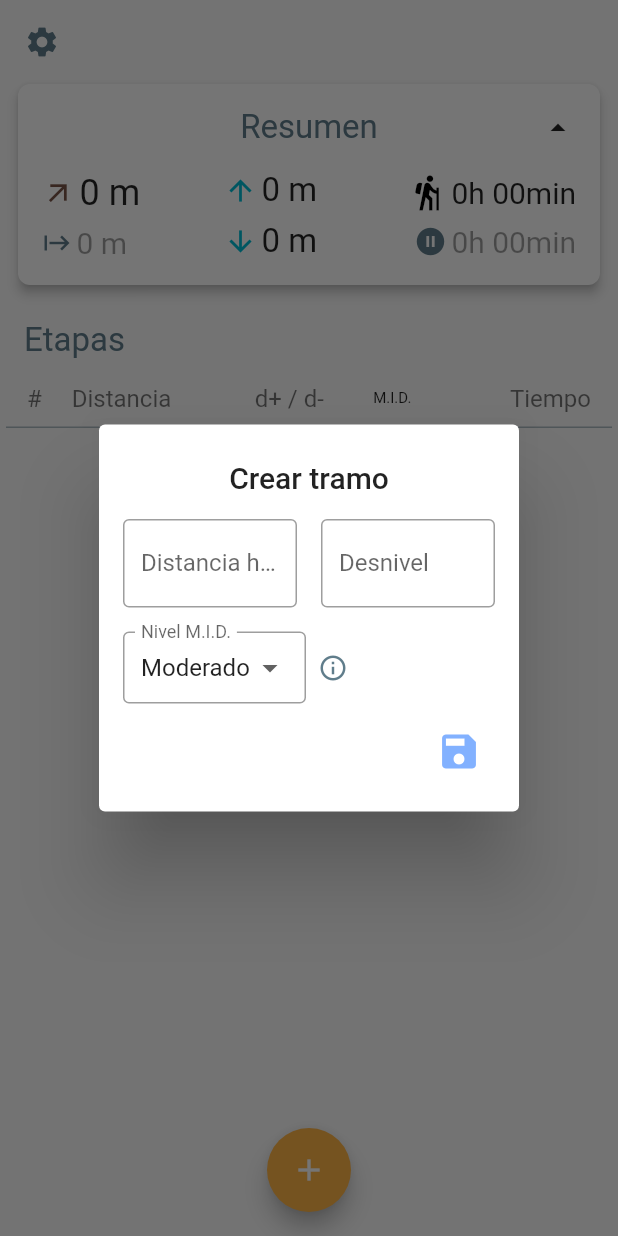
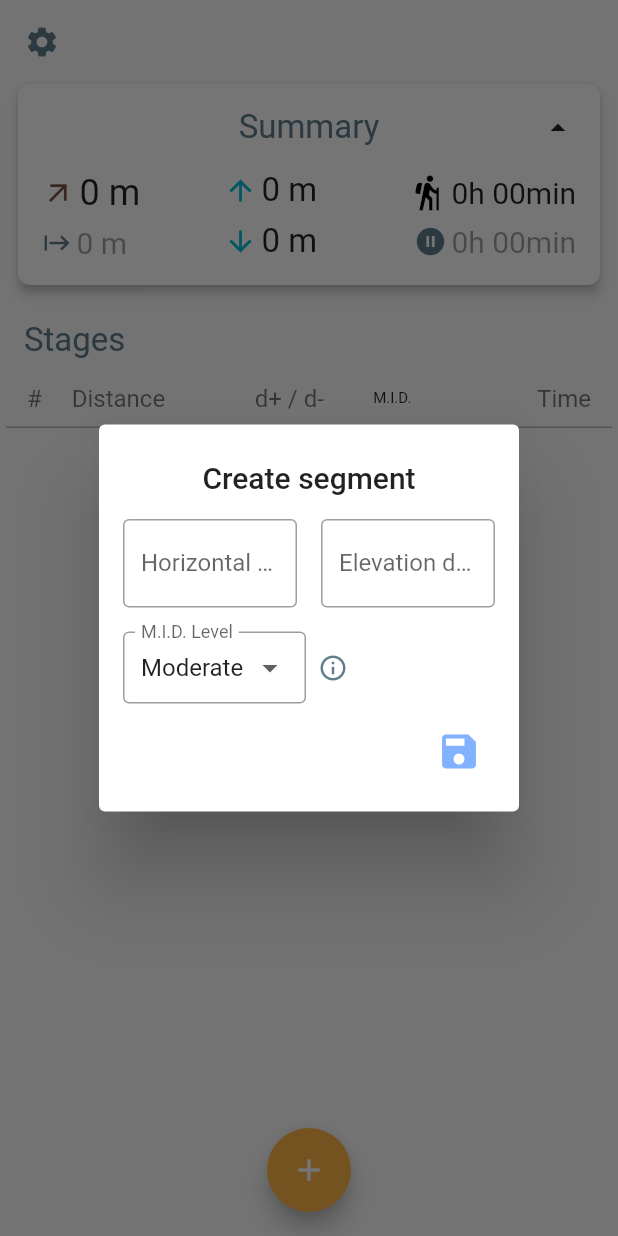
Before and after one commit to pcba-dev/Kilian, a Flutter app: the screen it shows after launch, after a tap on the "arrow drop up" icon, after a tap on the "arrow drop down" icon, after a tap on the "add" icon, on a phone screen of 412 x 824 dp. Run offline on Flutter 3.47's test engine with Material 2 defaults, Android fonts, the phone set to English and light mode, and no system bars; our stand-ins replace flutter_redux, go_router, redux, responsive_builder; generated files the repository leaves out were written again.

Commit message:
Internationalization of the app

```diff
--- a/lib/l10n/arb/app_en.arb
+++ b/lib/l10n/arb/app_en.arb
@@ -1,7 +1,37 @@
 {
     "@@locale": "en",
-    "counterAppBarTitle": "Counter",
-    "@counterAppBarTitle": {
-        "description": "Text shown in the AppBar of the Counter Page"
-    }
+    "stagesTitle": "Stages",
+    "settingsTitle": "Settings",
+    "segmentEditDialogTitleEdit": "Edit segment",
+    "segmentEditDialogTitleCreate": "Create segment",
+    "horizontalDistanceLabel": "Horizontal distance",
+    "horizontalDistanceHint": "Distance",
+    "daltitudeLabel": "Elevation difference",
+    "daltitudeHint": "d+ / d-",
+    "fitnessChild": "Child",
+    "fitnessChildTip": "Child 6-8 years old",
+    "fitnessSedentary": "Sedentary",
+    "fitnessSedentaryTip": "Sedentary adult or child 9-11 years old",
+    "fitnessBeginner": "Beginner",
+    "fitnessBeginnerTip": "Beginner adult or teenager 12-14 years old",
+    "fitnessAverage": "Average",
+    "fitnessAverageTip": "Average adult or adolescent 15-17 years old",
+    "fitnessAthletic": "Athletic",
+    "fitnessAthleticTip": "Athletic adult",
+    "midLevelEasy": "Easy",
+    "midLevelEasyTip": "Risk-free environment, well-defined paths and crossroads, walking on a smooth surface",
+    "midLevelModerate": "Moderate",
+    "midLevelModerateTip": "There is a risk factor, signage indicating continuity, roads with an even surface",
+    "midLevelChallenging": "Challenging",
+    "midLevelChallengingTip": "There are several risk factors, it requires the identification of geographical features and points of the itinerary, hiking on staggered paths or uneven terrain",
+    "midLevelHard": "Hard",
+    "midLevelHardTip": "There are many risk factors, it requires orientation techniques and navigation off-trail, it requires the use of the hands to maintain balance",
+    "midLevelExtreme": "Extreme",
+    "midLevelExtremeTip": "There are many risk factors, navigation is interrupted by obstacles that have to be negotiated, climbing passages are required for the progression",
+    "trailSummaryTitle": "Summary",
+    "trailSummaryLabel": "View summary",
+    "timeLabel": "Time",
+    "midLevelLabel": "M.I.D. Level",
+    "midSelectorValidationError": "You must select an M.I.D. classification",
+    "fitnessLabel": "Fitness"
 }
--- a/lib/main.dart
+++ b/lib/main.dart
@@ -6,6 +6,7 @@ import 'package:kilian/pages/router.dart';
 import 'package:kilian/states/app_state.dart';
 
 import './widgets/theme.dart';
+import 'l10n/l10n.dart';
 
 Future<void> main() async {
   WidgetsFlutterBinding.ensureInitialized();
@@ -31,8 +32,13 @@ class KilianApp extends StatelessWidget {
       child: MaterialApp.router(
         title: 'Kilian',
         routerConfig: kRouter,
-        localizationsDelegates: GlobalMaterialLocalizations.delegates,
-        supportedLocales: const [Locale('es', 'ES')],
+        localizationsDelegates: const [
+          AppLocalizations.delegate,
+          GlobalMaterialLocalizations.delegate,
+          GlobalWidgetsLocalizations.delegate,
+          GlobalCupertinoLocalizations.delegate,
+        ],
+        supportedLocales: AppLocalizations.supportedLocales,
         theme: kTheme,
       ),
     );
--- a/lib/pages/home_page.dart
+++ b/lib/pages/home_page.dart
@@ -3,16 +3,15 @@ import 'package:flutter_redux/flutter_redux.dart';
 import 'package:kilian/pages/settings_page.dart';
 import 'package:kilian/states/app_state.dart';
 
+import '../l10n/l10n.dart';
 import '../models/trail.dart';
 import '../models/user.dart';
 import '../states/trail_action.dart';
-import '../states/user_parameters_action.dart';
 import '../view-models/trail.dart';
 import '../widgets/form_fields.dart';
 import '../widgets/painting.dart';
 import '../widgets/theme.dart';
 import '../widgets/trail.dart';
-import '../widgets/user.dart';
 
 class HomePage extends StatelessWidget {
   const HomePage({super.key});
@@ -127,7 +126,7 @@ class _UserTrailView extends StatelessWidget {
               new TrailSummary(trail),
               kSpacingVertical,
               // Segments section title text.
-              _buildSegmentsTitleText(),
+              _buildSegmentsTitleText(context),
               const TrailSegmentTilesHeader(),
               _buildDivider(),
               // Segments section.
@@ -142,12 +141,11 @@ class _UserTrailView extends StatelessWidget {
     });
   }
 
-  static Widget _buildSegmentsTitleText() {
+  static Widget _buildSegmentsTitleText(BuildContext context) {
     return new Padding(
-      padding: EdgeInsets.symmetric(horizontal: 2 * kMarginSize, vertical: kMarginSize),
+      padding: const EdgeInsets.symmetric(horizontal: 2 * kMarginSize, vertical: kMarginSize),
       child: new Text(
-        // TODO: Locale
-        "Etapas",
+        context.l10n.stagesTitle,
         style: const TextStyle(fontSize: 22, color: Colors.blueGrey),
       ),
     );
@@ -228,8 +226,7 @@ class _UserTrailView extends StatelessWidget {
 }
 
 class TrailSegmentDialog extends StatefulWidget {
-  const TrailSegmentDialog({required this.onSavedPressed, this.onDeletePressed, this.initial, super.key})
-      : assert(initial == null || (initial != null && onDeletePressed != null));
+  const TrailSegmentDialog({required this.onSavedPressed, this.onDeletePressed, this.initial, super.key});
 
   final TrailSegment? initial;
 
@@ -269,7 +266,10 @@ class _TrailSegmentDialogState extends State<TrailSegmentDialog> {
   Widget build(BuildContext context) {
     return SimpleDialog(
       contentPadding: kMarginAllDouble,
-      title: new Text(_editMode ? "Editar tramo" : "Crear tramo", textAlign: TextAlign.center),
+      title: new Text(
+        _editMode ? context.l10n.segmentEditDialogTitleEdit : context.l10n.segmentEditDialogTitleCreate,
+        textAlign: TextAlign.center,
+      ),
       children: [
         new Form(
           key: formKey,
@@ -284,9 +284,8 @@ class _TrailSegmentDialogState extends State<TrailSegmentDialog> {
                       signed: false,
                       textInputAction: TextInputAction.next,
                       decoration: new InputDecoration(
-                        // TODO: Locale
-                        labelText: "Distancia horizontal",
-                        hintText: "Distancia",
+                        labelText: context.l10n.horizontalDistanceLabel,
+                        hintText: context.l10n.horizontalDistanceHint,
                         border: _kInputBorder,
                         suffixText: "m",
                       ),
@@ -300,9 +299,8 @@ class _TrailSegmentDialogState extends State<TrailSegmentDialog> {
                     child: new NumberFormField.int(
                       textInputAction: TextInputAction.next,
                       decoration: new InputDecoration(
-                        // TODO: Locale
-                        labelText: "Desnivel",
-                        hintText: "d+ / d-",
+                        labelText: context.l10n.daltitudeLabel,
+                        hintText: context.l10n.daltitudeHint,
                         border: _kInputBorder,
                         suffixText: "m",
                       ),
--- a/lib/pages/settings_page.dart
+++ b/lib/pages/settings_page.dart
@@ -2,6 +2,7 @@ import 'package:flutter/material.dart';
 import 'package:flutter_redux/flutter_redux.dart';
 import 'package:kilian/models/user.dart';
 
+import '../l10n/l10n.dart';
 import '../states/app_state.dart';
 import '../states/user_parameters_action.dart';
 import '../widgets/painting.dart';
@@ -17,8 +18,7 @@ class SettingsDialog extends StatelessWidget {
       builder: (_, params) {
         return new SimpleDialog(
           contentPadding: const EdgeInsets.symmetric(horizontal: 2 * kMarginSize, vertical: 3 * kMarginSize),
-          // TODO: Locale
-          title: new Text("Configuración", textAlign: TextAlign.center),
+          title: new Text(context.l10n.settingsTitle, textAlign: TextAlign.center),
           children: [
             new FitnessSelector(
               value: params.fitness,
--- a/lib/widgets/basic.dart
+++ b/lib/widgets/basic.dart
@@ -38,7 +38,7 @@ class _WebTipWidget extends StatelessWidget {
       message: tip,
       textStyle: const TextStyle(fontSize: 15, color: Colors.white),
       triggerMode: TooltipTriggerMode.tap,
-      decoration: BoxDecoration(color: Colors.grey),
+      decoration: const BoxDecoration(color: Colors.grey),
       child: const Icon(Icons.info_outline, color: Colors.blueGrey, size: 20),
     );
   }
--- a/lib/widgets/model_extensions.dart
+++ b/lib/widgets/model_extensions.dart
@@ -1,38 +1,37 @@
 import 'package:flutter/material.dart';
 
+import '../l10n/l10n.dart';
 import '../models/trail.dart';
 import '../models/user.dart';
 
 extension FitnessLevelExtended on FitnessLevel {
   String toStringLocalized(BuildContext context) {
-    // TODO: Locale
     switch (this) {
       case FitnessLevel.child:
-        return 'Infantil';
+        return context.l10n.fitnessChild;
       case FitnessLevel.sedentary:
-        return 'Sedentario';
+        return context.l10n.fitnessSedentary;
       case FitnessLevel.beginner:
-        return 'Principiante';
+        return context.l10n.fitnessBeginner;
       case FitnessLevel.average:
-        return 'Promedio';
+        return context.l10n.fitnessAverage;
       case FitnessLevel.athletic:
-        return 'Deportista';
+        return context.l10n.fitnessAthletic;
     }
   }
 
   String getTipLocalized(BuildContext context) {
-    // TODO: Locale
     switch (this) {
       case FitnessLevel.child:
-        return 'Niño/a de 6-8 años.';
+        return context.l10n.fitnessChildTip;
       case FitnessLevel.sedentary:
-        return 'Adulto sedentario o niño/a de 9-11 años.';
+        return context.l10n.fitnessSedentaryTip;
       case FitnessLevel.beginner:
-        return 'Adulto principiante o adolescente de 12-14 años.';
+        return context.l10n.fitnessBeginnerTip;
       case FitnessLevel.average:
-        return 'Adulto medio o adolescente de 15-17 años.';
+        return context.l10n.fitnessAverageTip;
       case FitnessLevel.athletic:
-        return 'Adulto deportista.';
+        return context.l10n.fitnessAthleticTip;
       default:
         // Protection code.
         throw UnimplementedError(this.toString());
@@ -78,34 +77,32 @@ extension MIDLevelExtended on MIDLevel {
   }
 
   String toStringLocalized(BuildContext context) {
-    // TODO: Locale
     switch (this) {
       case MIDLevel.easy:
-        return 'Fácil';
+        return context.l10n.midLevelEasy;
       case MIDLevel.moderate:
-        return 'Moderado';
+        return context.l10n.midLevelModerate;
       case MIDLevel.challenging:
-        return 'Exigente';
+        return context.l10n.midLevelChallenging;
       case MIDLevel.hard:
-        return 'Complicado';
+        return context.l10n.midLevelHard;
       case MIDLevel.extreme:
-        return 'Extremo';
+        return context.l10n.midLevelExtreme;
     }
   }
 
   String getTipLocalized(BuildContext context) {
-    // TODO: Locale
     switch (this) {
       case MIDLevel.easy:
-        return 'Medio exento de riesgos, caminos y cruces bien definidos, marcha por superficie lisa.';
+        return context.l10n.midLevelEasyTip;
       case MIDLevel.moderate:
-        return 'Hay algún factor de riesgo, señalización que indica la continuidad, marcha por caminos de firme regular.';
+        return context.l10n.midLevelModerateTip;
       case MIDLevel.challenging:
-        return 'Hay varios factor de riesgo, exige la identificación de accidentes geográficos y puntos del itinerario, Marcha por sendas escalonadas o terreno irregular.';
+        return context.l10n.midLevelChallengingTip;
       case MIDLevel.hard:
-        return 'Hay bastantes factores de riesgo, técnicas de orientación y navegación fuera de traza, precisa usar de las manos para mantener el equilibrio.';
+        return context.l10n.midLevelHardTip;
       case MIDLevel.extreme:
-        return 'Hay muchos factores de riesgo, la navegación es interrumpida por obstáculos que hay que bordear, requiere pasos de escalada para la progresión.';
+        return context.l10n.midLevelExtremeTip;
       default:
         // Protection code.
         throw UnimplementedError(this.toString());
--- a/lib/widgets/trail.dart
+++ b/lib/widgets/trail.dart
@@ -3,9 +3,10 @@ import 'package:kilian/models/trail.dart';
 import 'package:kilian/widgets/painting.dart';
 import 'package:kilian/widgets/theme.dart';
 
+import './basic.dart';
 import './model_extensions.dart';
+import '../l10n/l10n.dart';
 import '../view-models/trail.dart';
-import 'basic.dart';
 
 const Widget _kSpacingHorizontalIcon = const SizedBox(width: 3);
 const Widget _kSpacingBetweenRow = const SizedBox(width: 8);
@@ -44,7 +45,7 @@ class _TrailSummaryState extends State<TrailSummary> {
               padding: kMarginAllDouble,
               child: new Column(
                 children: [
-                  _buildTitleText(),
+                  _buildTitleText(context),
                   kSpacingVerticalDouble,
                   new Row(
                     children: [
@@ -59,17 +60,16 @@ class _TrailSummaryState extends State<TrailSummary> {
               ),
             ),
           )
-        : _buildCollapsedTitleText();
+        : _buildCollapsedTitleText(context);
   }
 
-  Widget _buildTitleText() {
+  Widget _buildTitleText(BuildContext context) {
     return new Row(
       children: [
         new SizedBox(width: 24),
         new Expanded(
           child: new Text(
-            // TODO: Locale
-            "Resumen",
+            context.l10n.trailSummaryTitle,
             style: const TextStyle(fontSize: 22, color: Colors.blueGrey),
             textAlign: TextAlign.center,
           ),
@@ -79,15 +79,14 @@ class _TrailSummaryState extends State<TrailSummary> {
     );
   }
 
-  Widget _buildCollapsedTitleText() {
+  Widget _buildCollapsedTitleText(BuildContext context) {
     return new Padding(
       padding: const EdgeInsets.symmetric(horizontal: 3 * kMarginSize),
       child: new Row(
         mainAxisAlignment: MainAxisAlignment.end,
         children: [
           new Text(
-            // TODO: Locale
-            "Ver resumen",
+            context.l10n.trailSummaryLabel,
             style: const TextStyle(fontSize: 16, color: Colors.blueGrey),
             textAlign: TextAlign.center,
           ),
@@ -163,7 +162,7 @@ class _TrailSummaryState extends State<TrailSummary> {
         new Row(
           mainAxisSize: MainAxisSize.min,
           children: [
-            new Icon(Icons.arrow_upward, color: Colors.cyan, size: 22),
+            const Icon(Icons.arrow_upward, color: Colors.cyan, size: 22),
             _kSpacingHorizontalIcon,
             new Text(
               strDplus,
@@ -176,7 +175,7 @@ class _TrailSummaryState extends State<TrailSummary> {
         new Row(
           mainAxisSize: MainAxisSize.min,
           children: [
-            new Icon(Icons.arrow_downward, color: Colors.cyan, size: 22),
+            const Icon(Icons.arrow_downward, color: Colors.cyan, size: 22),
             _kSpacingHorizontalIcon,
             new Text(
               strDminus,
@@ -198,7 +197,7 @@ class _TrailSummaryState extends State<TrailSummary> {
         new Row(
           mainAxisSize: MainAxisSize.min,
           children: [
-            new Icon(Icons.hiking, color: Colors.black, size: 26),
+            const Icon(Icons.hiking, color: Colors.black, size: 26),
             _kSpacingHorizontalIcon,
             new Text(
               widget.trail.duration.toHumanString(),
@@ -286,7 +285,6 @@ class TrailSegmentTile extends StatelessWidget {
   }
 
   Widget _buildHdistWidget() {
-    // TODO
     final String strDist = segment.distance > 1000
         ? '${(segment.distance / 1000).toStringAsFixed(2)} km'
         : '${segment.distance.toStringAsFixed(0)} m';
@@ -315,7 +313,7 @@ class TrailSegmentTile extends StatelessWidget {
         new Row(
           mainAxisSize: MainAxisSize.min,
           children: [
-            new Icon(Icons.start, color: Colors.blueGrey, size: 20),
+            const Icon(Icons.start, color: Colors.blueGrey, size: 20),
             _kSpacingHorizontalIcon,
             new Text(
               strHdist,
@@ -395,7 +393,7 @@ class TrailSegmentTile extends StatelessWidget {
           mainAxisAlignment: MainAxisAlignment.spaceBetween,
           mainAxisSize: MainAxisSize.max,
           children: [
-            new Icon(Icons.pause_circle, color: Colors.blueGrey, size: 16),
+            const Icon(Icons.pause_circle, color: Colors.blueGrey, size: 16),
             _kSpacingHorizontalIcon,
             new Text(
               segment.resting.toHumanString(),
@@ -426,14 +424,14 @@ class TrailSegmentTilesHeader extends StatelessWidget {
               padding: const EdgeInsets.symmetric(horizontal: 10),
               child: new Row(
                 children: [
-                  new Expanded(flex: 9, child: _buildHdistWidget()),
+                  new Expanded(flex: 9, child: _buildHdistWidget(context)),
                   _kSpacingBetweenRow,
-                  new Expanded(flex: 9, child: _buildDaltWidget()),
+                  new Expanded(flex: 9, child: _buildDaltWidget(context)),
                   _kSpacingBetweenRow,
                   _buildMIDLevelWidget(),
                   _kSpacingBetweenRow,
                   _kSpacingBetweenRow,
-                  new Expanded(flex: 10, child: _buildDurationWidget()),
+                  new Expanded(flex: 10, child: _buildDurationWidget(context)),
                 ],
               ),
             ),
@@ -455,18 +453,16 @@ class TrailSegmentTilesHeader extends StatelessWidget {
     );
   }
 
-  Widget _buildHdistWidget() {
+  Widget _buildHdistWidget(final BuildContext context) {
     return new Text(
-      // TODO: Locale
-      "Distancia",
+      context.l10n.horizontalDistanceHint,
       style: const TextStyle(fontSize: 16, color: Colors.black54),
     );
   }
 
-  Widget _buildDaltWidget() {
+  Widget _buildDaltWidget(final BuildContext context) {
     return new Text(
-      // TODO: Locale
-      "d+ / d-",
+      context.l10n.daltitudeHint,
       style: const TextStyle(fontSize: 16, color: Colors.black54),
       textAlign: TextAlign.center,
     );
@@ -476,7 +472,7 @@ class TrailSegmentTilesHeader extends StatelessWidget {
     return SizedBox(
       width: 30,
       child: new Center(
-        child: new Text(
+        child: const Text(
           "M.I.D.",
           style: const TextStyle(fontSize: 10),
           textAlign: TextAlign.center,
@@ -485,10 +481,9 @@ class TrailSegmentTilesHeader extends StatelessWidget {
     );
   }
 
-  Widget _buildDurationWidget() {
+  Widget _buildDurationWidget(final BuildContext context) {
     return new Text(
-      // TODO: Locale
-      "Tiempo",
+      context.l10n.timeLabel,
       style: const TextStyle(fontSize: 16, color: Colors.black54),
       textAlign: TextAlign.end,
     );
@@ -527,10 +522,9 @@ class MIDSelector extends StatelessWidget {
               focusNode: _focus,
               isExpanded: true,
               isDense: false,
-              decoration: const InputDecoration(
-                // TODO: Locale
-                labelText: "Nivel M.I.D.",
-                border: OutlineInputBorder(),
+              decoration: new InputDecoration(
+                labelText: context.l10n.midLevelLabel,
+                border: const OutlineInputBorder(),
                 contentPadding: const EdgeInsets.only(left: 12),
               ),
               value: value,
@@ -550,7 +544,6 @@ class MIDSelector extends StatelessWidget {
   }
 
   String? _validator(final BuildContext context, final MIDLevel? val) {
-    // TODO: Locale
-    return val == null ? 'Debes seleccionar una clasificación de M.I.D.' : null;
+    return val == null ? context.l10n.midSelectorValidationError : null;
   }
 }
--- a/pubspec.yaml
+++ b/pubspec.yaml
@@ -46,6 +46,7 @@ dev_dependencies:
   very_good_analysis: ^4.0.0+1
   json_serializable: ^6.6.2
 
+# The following section is specific to Flutter.
 flutter:
   uses-material-design: true
   generate: true
```
Also changed, not shown: lib/l10n/arb/app_es.arb (+34 -4 lines), lib/l10n/arb/app_fr.arb (added, +37 -0 lines), lib/widgets/user.dart (+4 -4 lines), 1 other file.
